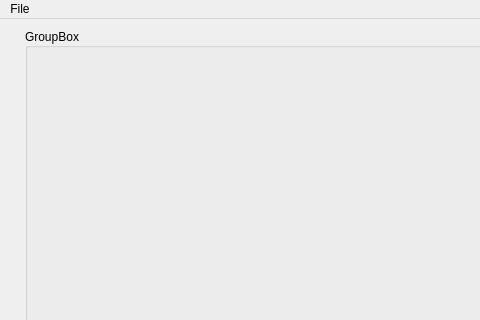
Deeko-Silvas/Rekordbox_sync, file GUI/MainWindow.ui: the form before one commit; both pictures show x 0 to 480 and y 0 to 320 of the 750 by 550 pixel window.
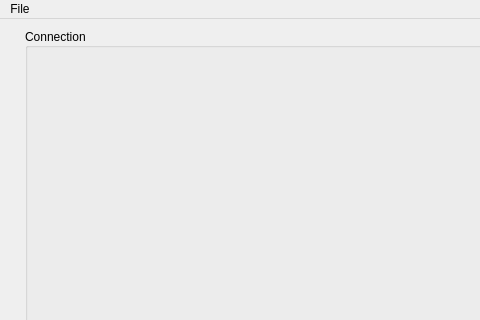
The form after the commit. The open tabs and pages were chosen to show the change.

```diff
--- a/GUI/MainWindow.ui
+++ b/GUI/MainWindow.ui
@@ -121,7 +121,7 @@
          </size>
         </property>
         <property name="title">
-         <string>GroupBox</string>
+         <string>Connection</string>
         </property>
         <property name="alignment">
          <set>Qt::AlignLeading|Qt::AlignLeft|Qt::AlignVCenter</set>
```
